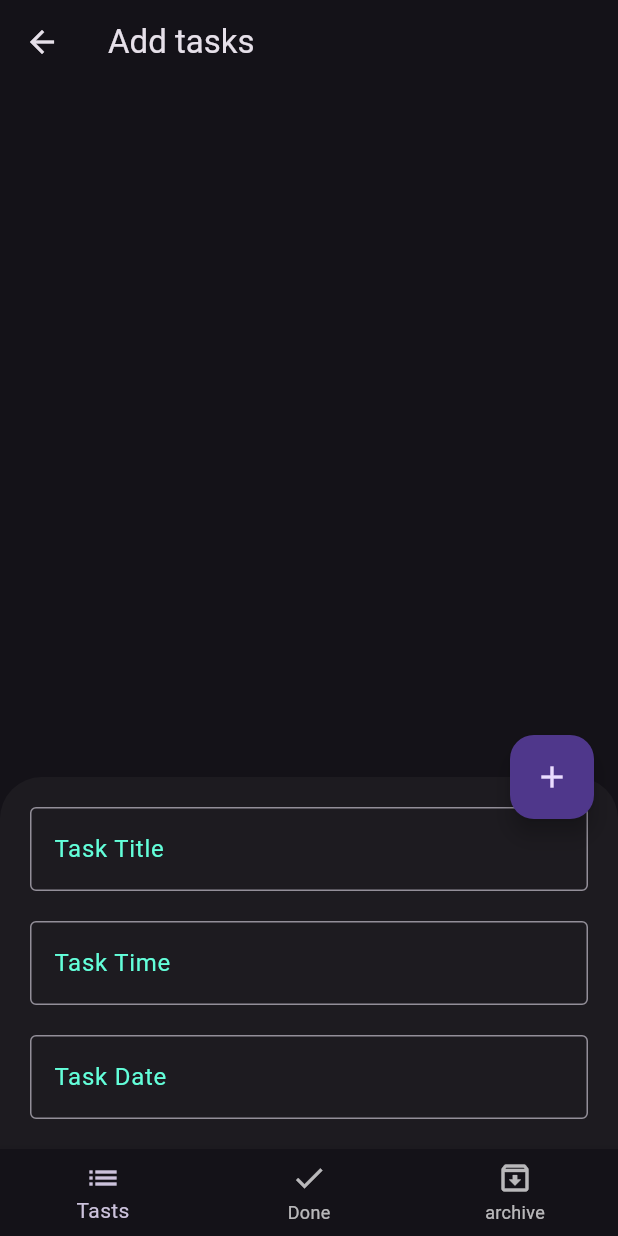
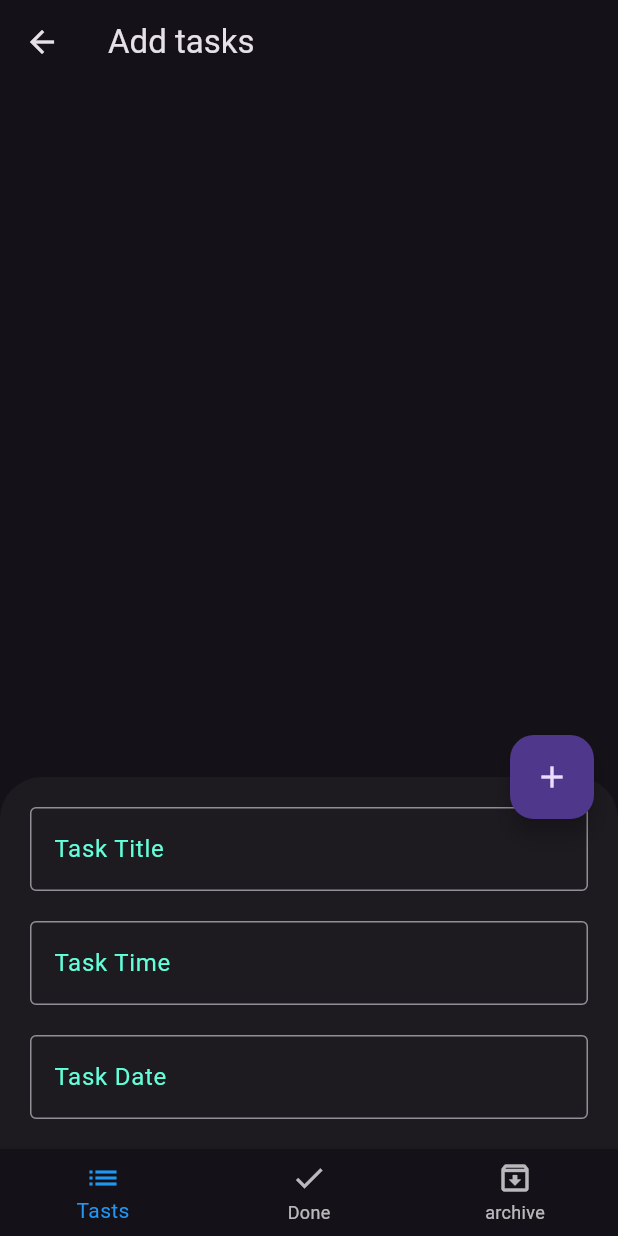
Before and after one commit to amgadelmarghny/todo_app, a Flutter app: the screen it shows after launch, after a tap on the "edit" icon, on a phone screen of 412 x 824 dp. Run offline on Flutter 3.47's test engine with Material 3 defaults, Android fonts, the phone set to English and light mode, and no system bars; our stand-ins replace bloc, flutter_bloc, sqflite; accounts and stored records are empty.

Commit message:
Extract floating action button as a widget

```diff
--- /dev/null
+++ b/lib/componants/floating_button_method.dart
@@ -0,0 +1,60 @@
+import 'package:flutter/material.dart';
+import 'package:flutter_bloc/flutter_bloc.dart';
+import 'package:todo_app/cubit/app_cubit.dart';
+import 'package:todo_app/views/widget_componants/task_sheet.dart';
+
+class CustomFloatingActionButton extends StatefulWidget {
+  const CustomFloatingActionButton({
+    super.key,
+    required this.formKey,
+    required this.scaffoldKey,
+  });
+
+  final GlobalKey<FormState> formKey;
+  final GlobalKey<ScaffoldState> scaffoldKey;
+
+  @override
+  State<CustomFloatingActionButton> createState() =>
+      _CustomFloatingActionButtonState();
+}
+
+class _CustomFloatingActionButtonState
+    extends State<CustomFloatingActionButton> {
+  AutovalidateMode autovalidateMode = AutovalidateMode.disabled;
+
+  @override
+  Widget build(BuildContext context) {
+    AppCubit appCubit = BlocProvider.of<AppCubit>(context);
+    return FloatingActionButton(
+      onPressed: () {
+        if (appCubit.isBottomSheetShow) {
+          widget.scaffoldKey.currentState!
+              .showBottomSheet((context) {
+                return TaskSheet(
+                  formKey: widget.formKey,
+                  autovalidateMode: autovalidateMode,
+                );
+              })
+              .closed
+              .then((value) {
+                appCubit.changeBottomSheet(Icons.edit, true);
+              });
+          appCubit.changeBottomSheet(Icons.add, false);
+        } else {
+          if (widget.formKey.currentState!.validate()) {
+            BlocProvider.of<AppCubit>(context).insertIntoDatabase(
+              title: appCubit.title!,
+              time: appCubit.time!,
+              date: appCubit.date!,
+            );
+            appCubit.changeBottomSheet(Icons.edit, true);
+          } else {
+            autovalidateMode = AutovalidateMode.always;
+            setState(() {});
+          }
+        }
+      },
+      child: Icon(appCubit.fabIcon),
+    );
+  }
+}
--- a/lib/cubit/app_cubit.dart
+++ b/lib/cubit/app_cubit.dart
@@ -21,6 +21,12 @@ class AppCubit extends Cubit<AppState> {
     const TasksBody(),
     const DoneTasks(),
     const ArchiveBody(),
+  ];
+  List<BottomNavigationBarItem> buttomIcons = const [
+    BottomNavigationBarItem(icon: Icon(Icons.list), label: 'Tasts'),
+    BottomNavigationBarItem(icon: Icon(Icons.done), label: 'Done'),
+    BottomNavigationBarItem(
+        icon: Icon(Icons.archive_outlined), label: 'archive')
   ];
   bool isBottomSheetShow = true;
   IconData fabIcon = Icons.edit;
@@ -61,7 +67,7 @@ class AppCubit extends Cubit<AppState> {
     ).then((value) {
       emit(CreatDatabaseState());
       return database = value;
-    // ignore: body_might_complete_normally_catch_error
+      // ignore: body_might_complete_normally_catch_error
     }).catchError((err) {
       emit(FailurState('Failed to Creat into Database : $err'));
       debugPrint('Failed to Creat into Database : $err');
@@ -117,7 +123,6 @@ class AppCubit extends Cubit<AppState> {
       [status, id],
     ).then((value) {
       getFromDatabase(database);
-      emit(UpdateDatabaseState());
     }).catchError((err) {
       emit(FailurState('Error when update task : $err'));
     });
@@ -125,7 +130,6 @@ class AppCubit extends Cubit<AppState> {
 
   void deleteFromDatabase({required int id}) {
     database!.rawDelete('DELETE FROM tasks WHERE id = ?', [id]).then((value) {
-      emit(DeletFromDatabaseState());
       getFromDatabase(database);
     }).catchError((err) {
       emit(FailurState('Error when delet task : $err'));
--- a/lib/cubit/app_state.dart
+++ b/lib/cubit/app_state.dart
@@ -14,11 +14,7 @@ final class InsertIntoDatabaseState extends AppState {}
 
 final class GetFromDatabaseState extends AppState {}
 
-final class UpdateDatabaseState extends AppState {}
-
 final class FailurState extends AppState {
   final String err;
   FailurState(this.err);
 }
-
-final class DeletFromDatabaseState extends AppState {}
--- a/lib/views/home_view.dart
+++ b/lib/views/home_view.dart
@@ -1,8 +1,8 @@
 import 'package:flutter/material.dart';
 import 'package:flutter_bloc/flutter_bloc.dart';
+import 'package:todo_app/componants/floating_button_method.dart';
 import 'package:todo_app/componants/snack_bar.dart';
 import 'package:todo_app/cubit/app_cubit.dart';
-import 'package:todo_app/views/widget_componants/task_sheet.dart';
 
 class HomeView extends StatefulWidget {
   const HomeView({
@@ -29,6 +29,7 @@ class _HomeViewState extends State<HomeView> {
           customSnackBar(context: context, text: state.err);
         }
       },
+      //3-9-1989
       builder: (context, state) {
         return Scaffold(
           key: scaffoldKey,
@@ -37,52 +38,20 @@ class _HomeViewState extends State<HomeView> {
           ),
           body: appCubit.bodyScreens[appCubit.curruntIndex],
           bottomNavigationBar: BottomNavigationBar(
+            currentIndex: appCubit.curruntIndex,
+            type: BottomNavigationBarType.fixed,
+            selectedItemColor: Colors.blue,
             onTap: (index) {
               appCubit.changeButtonNavBar(index);
             },
-            items: const [
-              BottomNavigationBarItem(icon: Icon(Icons.list), label: 'Tasts'),
-              BottomNavigationBarItem(icon: Icon(Icons.done), label: 'Done'),
-              BottomNavigationBarItem(
-                  icon: Icon(Icons.archive_outlined), label: 'archive'),
-            ],
+            items: appCubit.buttomIcons,
           ),
-          floatingActionButton: FloatingActionButton(
-            onPressed: () {
-              floatingButtonTapMethod(appCubit, context);
-            },
-            child: Icon(appCubit.fabIcon),
+          floatingActionButton: CustomFloatingActionButton(
+            formKey: formKey,
+            scaffoldKey: scaffoldKey,
           ),
         );
       },
     );
   }
-
-  void floatingButtonTapMethod(AppCubit appCubit, BuildContext context) {
-     if (appCubit.isBottomSheetShow) {
-      scaffoldKey.currentState!
-          .showBottomSheet((context) {
-            return TaskSheet(
-              formKey: formKey,
-              autovalidateMode: autovalidateMode,
-            );
-          })
-          .closed
-          .then((value) {
-            appCubit.changeBottomSheet(Icons.edit, true);
-          });
-      appCubit.changeBottomSheet(Icons.add, false);
-    } else {
-      if (formKey.currentState!.validate()) {
-        BlocProvider.of<AppCubit>(context).insertIntoDatabase(
-          title: BlocProvider.of<AppCubit>(context).title!,
-          time: BlocProvider.of<AppCubit>(context).time!,
-          date: BlocProvider.of<AppCubit>(context).date!,
-        );
-        appCubit.changeBottomSheet(Icons.edit, true);
-      } else {
-        autovalidateMode = AutovalidateMode.always;
-      }
-    }
-  }
 }
```
